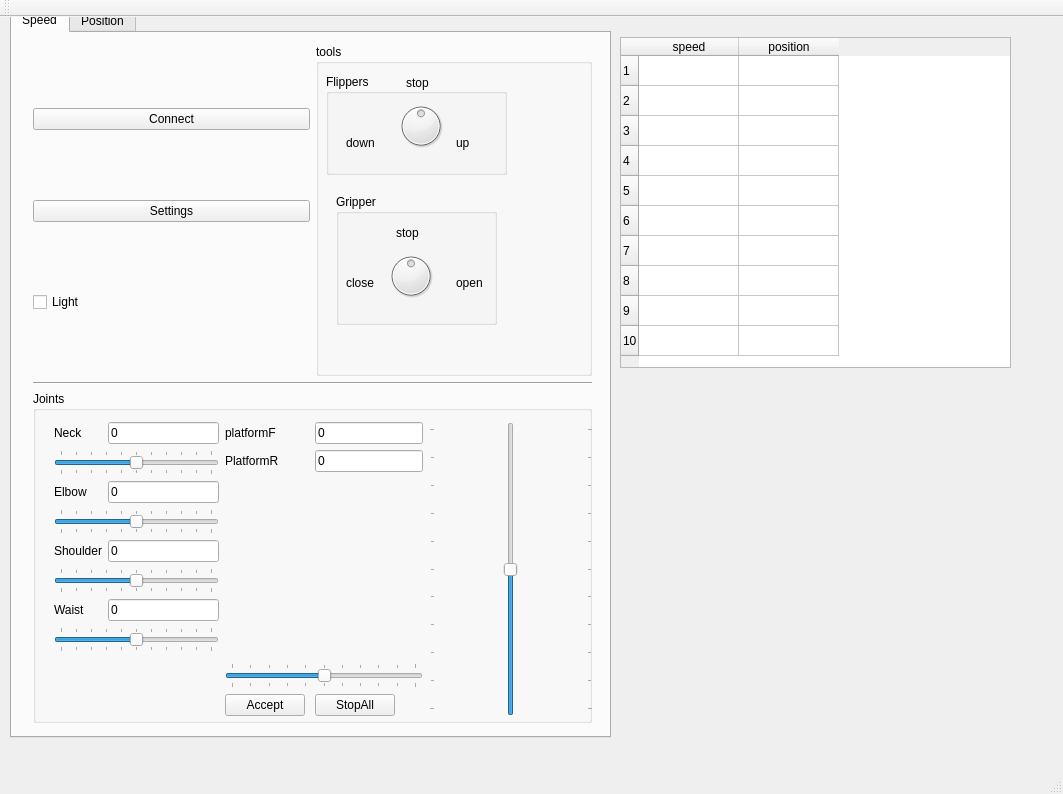
The window that qt_helloworld/gui/mainwindow.ui (VladMatyunin/robot_engineer) describes before a commit, drawn with Qt 5.
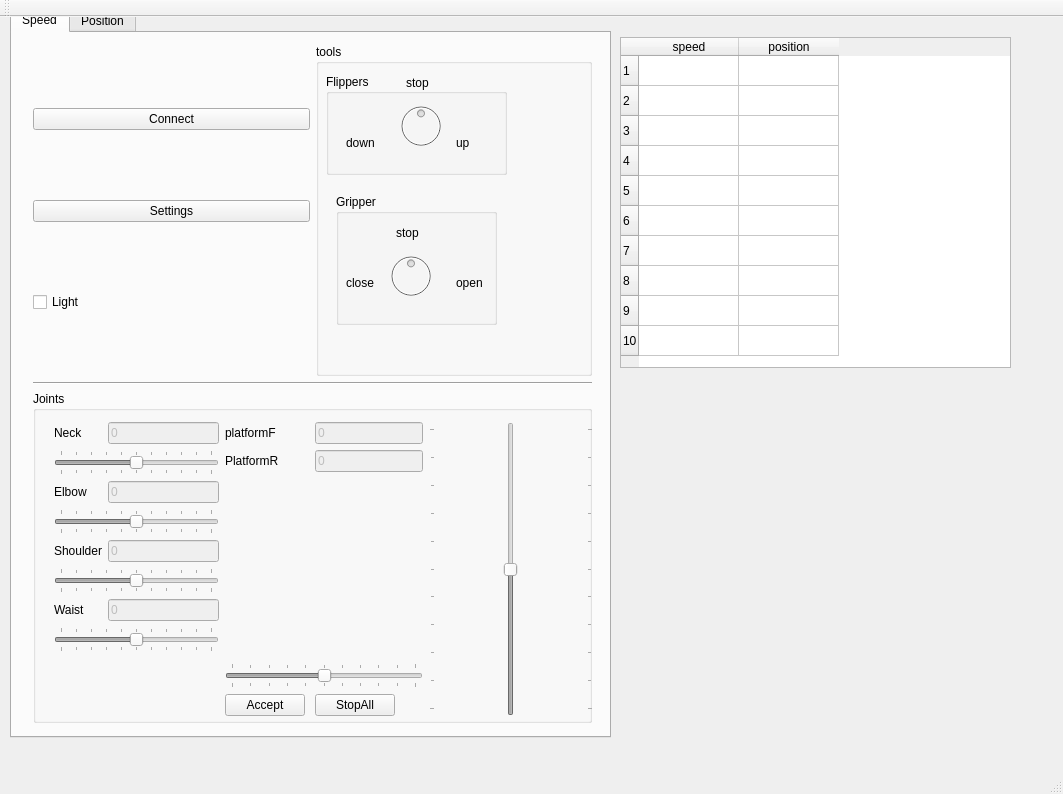
The same window after the commit. The open tabs and pages were chosen to show the change. Custom widgets are drawn as their Qt base class.

Diff of the .ui file:
```diff
--- a/qt_helloworld/gui/mainwindow.ui
+++ b/qt_helloworld/gui/mainwindow.ui
@@ -85,6 +85,9 @@
              <string>Flippers</string>
             </property>
             <widget class="QDial" name="flipper">
+             <property name="enabled">
+              <bool>false</bool>
+             </property>
              <property name="geometry">
               <rect>
                <x>70</x>
@@ -156,6 +159,9 @@
              <string>Gripper</string>
             </property>
             <widget class="QDial" name="gripper">
+             <property name="enabled">
+              <bool>false</bool>
+             </property>
              <property name="geometry">
               <rect>
                <x>50</x>
@@ -251,6 +257,9 @@
              </item>
              <item row="0" column="1">
               <widget class="QLineEdit" name="neckLineEdit">
+               <property name="enabled">
+                <bool>false</bool>
+               </property>
                <property name="text">
                 <string>0</string>
                </property>
@@ -261,6 +270,9 @@
              </item>
              <item row="1" column="0" colspan="2">
               <widget class="MyQSlider" name="neckSlider">
+               <property name="enabled">
+                <bool>false</bool>
+               </property>
                <property name="maximum">
                 <number>100</number>
                </property>
@@ -290,6 +302,9 @@
              </item>
              <item row="2" column="1">
               <widget class="QLineEdit" name="elbowLineEdit">
+               <property name="enabled">
+                <bool>false</bool>
+               </property>
                <property name="text">
                 <string>0</string>
                </property>
@@ -300,6 +315,9 @@
              </item>
              <item row="3" column="0" colspan="2">
               <widget class="MyQSlider" name="elbowSlider">
+               <property name="enabled">
+                <bool>false</bool>
+               </property>
                <property name="maximum">
                 <number>100</number>
                </property>
@@ -329,6 +347,9 @@
              </item>
              <item row="4" column="1">
               <widget class="QLineEdit" name="shoulderLineEdit">
+               <property name="enabled">
+                <bool>false</bool>
+               </property>
                <property name="text">
                 <string>0</string>
                </property>
@@ -339,6 +360,9 @@
              </item>
              <item row="5" column="0" colspan="2">
               <widget class="MyQSlider" name="waistUpDown">
+               <property name="enabled">
+                <bool>false</bool>
+               </property>
                <property name="mouseTracking">
                 <bool>false</bool>
                </property>
@@ -377,6 +401,9 @@
              </item>
              <item row="6" column="1">
               <widget class="QLineEdit" name="waistLineEdit">
+               <property name="enabled">
+                <bool>false</bool>
+               </property>
                <property name="text">
                 <string>0</string>
                </property>
@@ -387,6 +414,9 @@
              </item>
              <item row="7" column="0" colspan="2">
               <widget class="MyQSlider" name="waistLeftRight">
+               <property name="enabled">
+                <bool>false</bool>
+               </property>
                <property name="maximum">
                 <number>100</number>
                </property>
@@ -432,6 +462,9 @@
              </item>
              <item row="0" column="1">
               <widget class="QLineEdit" name="platformForwardLineEdit">
+               <property name="enabled">
+                <bool>false</bool>
+               </property>
                <property name="text">
                 <string>0</string>
                </property>
@@ -449,6 +482,9 @@
              </item>
              <item row="1" column="1">
               <widget class="QLineEdit" name="platformRLineEdit">
+               <property name="enabled">
+                <bool>false</bool>
+               </property>
                <property name="text">
                 <string>0</string>
                </property>
@@ -459,6 +495,9 @@
              </item>
              <item row="3" column="0" colspan="2">
               <widget class="MyQSlider" name="platformR">
+               <property name="enabled">
+                <bool>false</bool>
+               </property>
                <property name="mouseTracking">
                 <bool>true</bool>
                </property>
@@ -513,6 +552,9 @@
            </item>
            <item>
             <widget class="MyQSlider" name="platformF">
+             <property name="enabled">
+              <bool>false</bool>
+             </property>
              <property name="sizePolicy">
               <sizepolicy hsizetype="Expanding" vsizetype="Expanding">
                <horstretch>0</horstretch>
```
Left out of the diff: 2 changed lines with no effect on the pictures.
